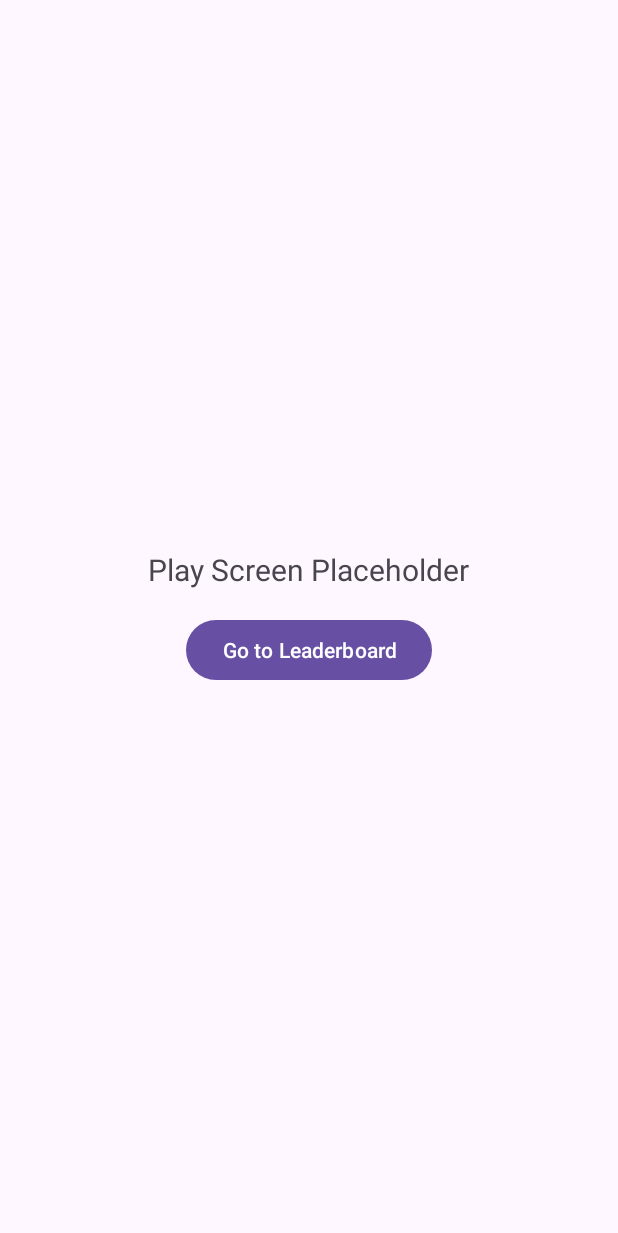
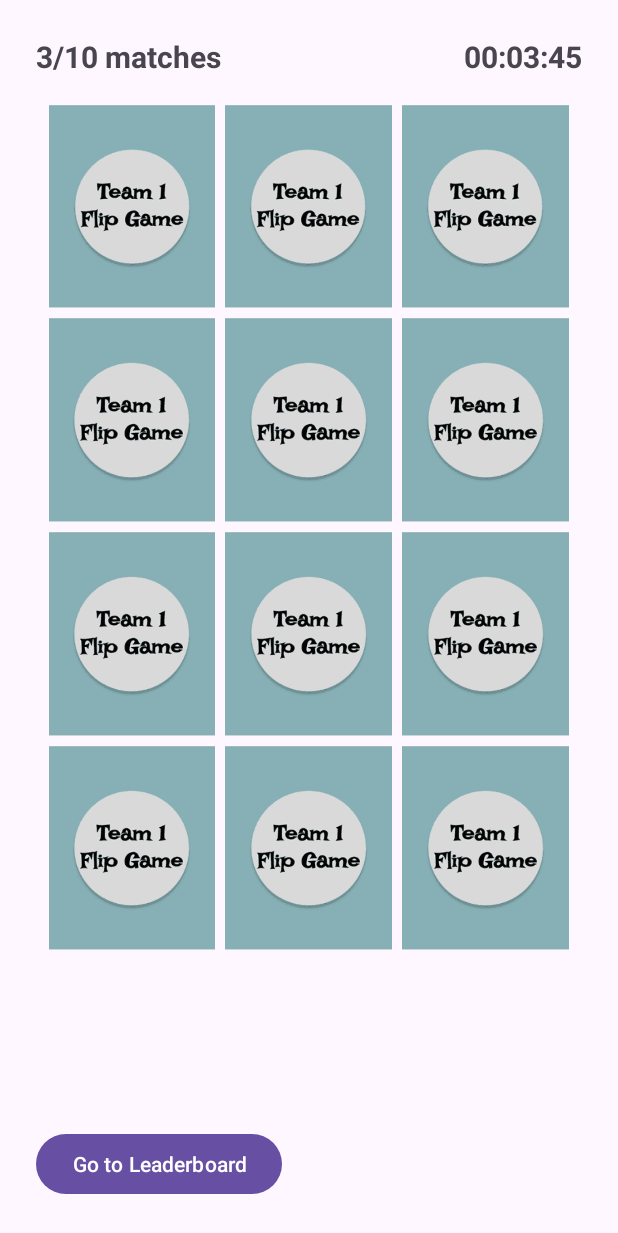
Before and after one commit to benyen-GA/android-memory-game, an Android app: the PlayFragment screen opened through its navigation route, on a phone screen of 412 x 824 dp. Shown: the top 1233 px of the screen. Run offline under Robolectric (Android 15) with nearby library versions, the phone set to English and light mode, and no system bars.

Commit message:
dummy play activity

```diff
--- a/Android/app/src/main/java/iss/nus/edu/sg/memory_game/fragment/PlayFragment.kt
+++ b/Android/app/src/main/java/iss/nus/edu/sg/memory_game/fragment/PlayFragment.kt
@@ -5,13 +5,60 @@ import android.view.LayoutInflater
 import android.view.View
 import android.view.ViewGroup
 import android.widget.Button
+import android.widget.GridLayout
+import android.widget.ImageView
 import androidx.fragment.app.Fragment
 import androidx.navigation.findNavController
 import iss.nus.edu.sg.memory_game.R
 
 class PlayFragment : Fragment() {
+    private lateinit var cardGrid: GridLayout
+    private lateinit var imageList: List<Int>
+
     override fun onCreateView(inflater: LayoutInflater, container: ViewGroup?, savedInstanceState: Bundle?): View {
-        return inflater.inflate(R.layout.fragment_play, container, false)
+        val view = inflater.inflate(R.layout.fragment_play, container, false)
+        cardGrid = view.findViewById(R.id.cardGrid)
+
+        showCardBacks()
+
+        return view
+    }
+
+    private fun showCardBacks(){
+        cardGrid.removeAllViews()
+
+        val columns = 3
+
+        val baseImg = listOf(
+            R.drawable.card_1_test,
+            R.drawable.card_2_test,
+            R.drawable.card_3_test,
+            R.drawable.card_4_test,
+            R.drawable.card_5_test,
+            R.drawable.card_6_test
+        )
+
+        val duplicatedImg = baseImg + baseImg
+
+        imageList = duplicatedImg.shuffled()
+
+        for (i in 0..11){
+            val card = ImageView(requireContext()).apply {
+                setImageResource(R.drawable.card_back)
+                scaleType = ImageView.ScaleType.CENTER_CROP
+                layoutParams = GridLayout.LayoutParams().apply {
+                    width = 0
+                    height = 0
+                    rowSpec = GridLayout.spec(i / columns, 1f)
+                    columnSpec = GridLayout.spec(i % columns, 1f)
+                    setMargins(5,5,5,5)
+                }
+                setOnClickListener {
+                    this.setImageResource(imageList[i])
+                }
+            }
+            cardGrid.addView(card)
+        }
     }
 
     override fun onViewCreated(view: View, savedInstanceState: Bundle?) {
--- a/Android/app/src/main/res/layout/fragment_play.xml
+++ b/Android/app/src/main/res/layout/fragment_play.xml
@@ -1,20 +1,57 @@
 <LinearLayout xmlns:android="http://schemas.android.com/apk/res/android"
     android:orientation="vertical"
-    android:gravity="center"
     android:layout_width="match_parent"
     android:layout_height="match_parent"
     android:padding="24dp">
 
-    <TextView
-        android:layout_width="wrap_content"
+    <LinearLayout
+        android:id="@+id/topBar"
+        android:layout_width="match_parent"
         android:layout_height="wrap_content"
-        android:text="Play Screen Placeholder"
-        android:textSize="20sp" />
+        android:orientation="horizontal"
+        android:layout_marginBottom="10dp">
 
+        <TextView
+            android:id="@+id/matchCounter"
+            android:layout_width="0dp"
+            android:layout_height="wrap_content"
+            android:layout_weight="1"
+            android:gravity="start"
+            android:text="@string/matchCounter"
+            android:textSize="20sp"
+            android:textStyle="bold"/>
+
+        <TextView
+            android:id="@+id/timer"
+            android:layout_width="0dp"
+            android:layout_height="wrap_content"
+            android:layout_weight="1"
+            android:gravity="end"
+            android:text="@string/timer"
+            android:textSize="20sp"
+            android:textStyle="bold"/>
+    </LinearLayout>
+
+    <GridLayout
+        android:id="@+id/cardGrid"
+        android:layout_width="match_parent"
+        android:layout_height="0dp"
+        android:layout_weight="1"
+        android:columnCount="3"
+        android:rowCount="4"
+        android:padding="5dp"/>
+
+    <ImageView
+        android:id="@+id/adView"
+        android:layout_width="match_parent"
+        android:layout_height="100dp"
+        android:visibility="visible"
+        android:layout_marginTop="10dp"/>
+
+<!--   Lst: this button will remove later-->
     <Button
         android:id="@+id/btnToLeaderboard"
         android:layout_width="wrap_content"
         android:layout_height="wrap_content"
-        android:text="Go to Leaderboard"
-        android:layout_marginTop="16dp" />
+        android:text="Go to Leaderboard" />
 </LinearLayout>
--- a/Android/app/src/main/res/values/strings.xml
+++ b/Android/app/src/main/res/values/strings.xml
@@ -2,4 +2,6 @@
     <string name="app_name">Flip Match</string>
     <!-- TODO: Remove or change this placeholder text -->
     <string name="hello_blank_fragment">Hello blank fragment</string>
+    <string name="matchCounter">3/10 matches</string>
+    <string name="timer">00:03:45</string>
 </resources>
```
Also changed, not shown: Android/app/src/main/res/drawable/card_1_test.jpg (added), Android/app/src/main/res/drawable/card_2_test.jpg (added), Android/app/src/main/res/drawable/card_3_test.jpg (added), Android/app/src/main/res/drawable/card_4_test.jpg (added), Android/app/src/main/res/drawable/card_5_test.jpg (added), Android/app/src/main/res/drawable/card_6_test.jpg (added), Android/app/src/main/res/drawable/card_back.png (added).
